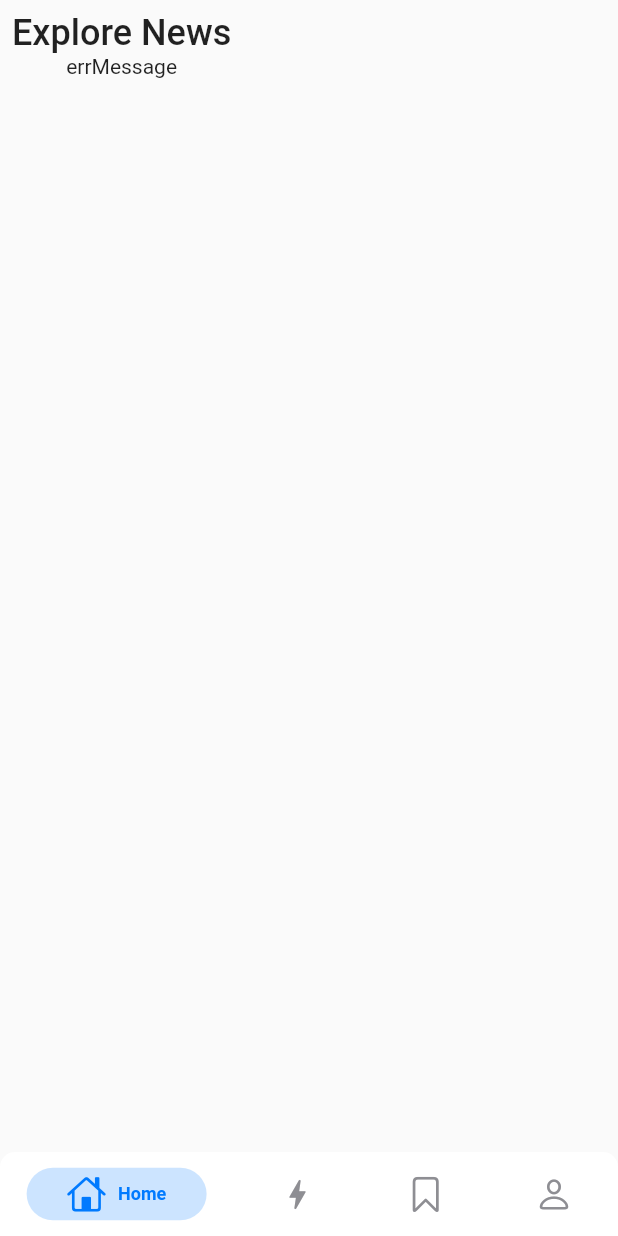
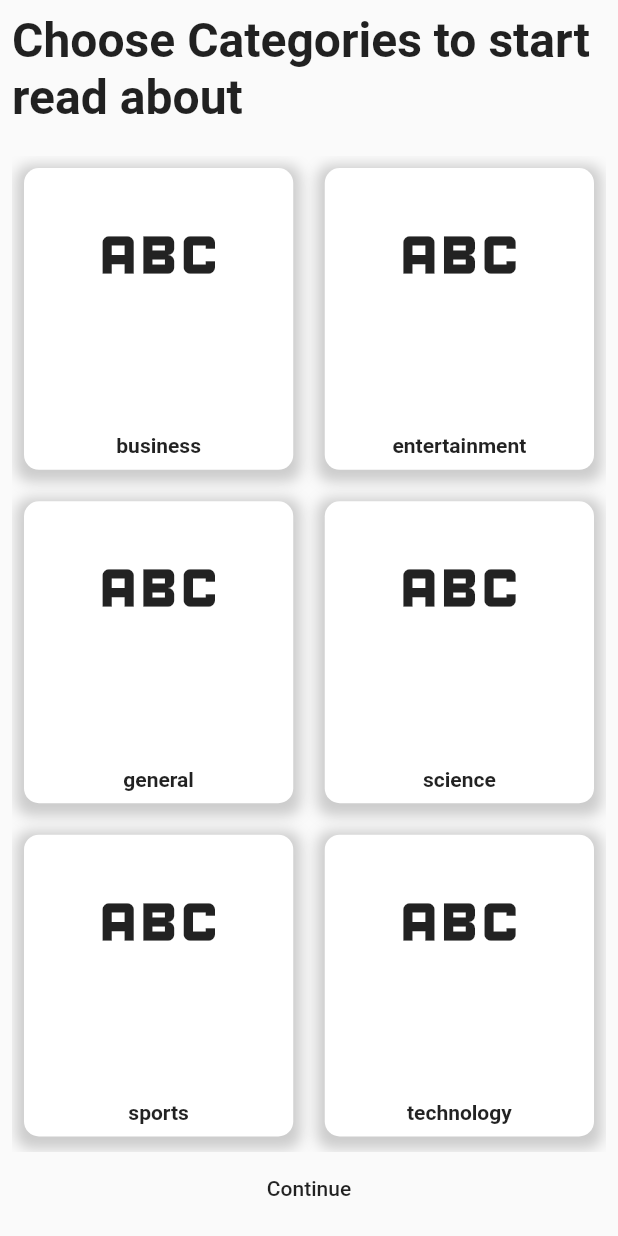
Before and after one commit to Ibrahim58563/new_app, a Flutter app: the screen it shows once a user with an empty profile is signed in, on a phone screen of 412 x 824 dp. Run offline on Flutter 3.47's test engine with Material 2 defaults, Android fonts, the phone set to English and light mode, and no system bars; drawn by our look-alikes of persistent_bottom_nav_bar; our stand-ins replace bloc, cached_network_image, carousel_slider, cloud_firestore, dartz, dio and 11 more; accounts and stored records are empty; network calls fail.

Commit message:
categories-done

```diff
--- a/lib/core/models/news_model/news_model.dart
+++ b/lib/core/models/news_model/news_model.dart
@@ -11,9 +11,9 @@ class NewsModel extends Equatable {
   final String? urlToImage;
   final String? publishedAt;
   final String? content;
-  final String? category;
+  String? category;
 
-  const NewsModel({
+  NewsModel({
     this.source,
     this.author,
     this.title,
--- a/lib/core/utils/api_service.dart
+++ b/lib/core/utils/api_service.dart
@@ -2,15 +2,13 @@
 import 'package:dio/dio.dart';
 
 class ApiService {
-  final _baseUrl = 'https://api.newscatcherapi.com';
+  final _baseUrl = 'https://newsapi.org';
   final Dio dio;
   ApiService(this.dio);
 
   Future<Map<String, dynamic>> get({required String endPoint}) async {
-    dio.options.headers["x-api-key"] =
-        "5YiG0xMgAVAhNvhIr0Pa-W24WLquxCDxoNVdS98XgEs";
     var response = await dio.get('$_baseUrl$endPoint');
-    print(response.data);
+    // print(response.data);
     print("data");
 
     return response.data;
--- a/lib/core/utils/app_routes.dart
+++ b/lib/core/utils/app_routes.dart
@@ -41,12 +41,12 @@ final GoRouter router = GoRouter(
             return const LoginView();
           },
         ),
-        GoRoute(
-          path: 'homeView',
-          builder: (BuildContext context, GoRouterState state) {
-            return const HomeView();
-          },
-        ),
+        // GoRoute(
+        //   path: 'homeView',
+        //   builder: (BuildContext context, GoRouterState state) {
+        //     return const HomeView();
+        //   },
+        // ),
         GoRoute(
           path: 'itemDetailScreen',
           builder: (BuildContext context, GoRouterState state) {
--- a/lib/features/presentation/views/home_view.dart
+++ b/lib/features/presentation/views/home_view.dart
@@ -3,7 +3,9 @@ import 'package:news_app/features/presentation/views/widgets/main_navigation_bar
 
 // api key bdcd432edce64b73b050a35f7def53cf
 class HomeView extends StatelessWidget {
-  const HomeView({super.key});
+  final List<String> passedParameterList;
+
+  const HomeView({super.key, required this.passedParameterList});
 
   @override
   Widget build(BuildContext context) {
--- a/lib/features/presentation/views/hot_news_body.dart
+++ b/lib/features/presentation/views/hot_news_body.dart
@@ -28,15 +28,16 @@ class _HotNewsBodyState extends State<HotNewsBody> {
       body: Column(
         children: [
           const MainAppBar(),
-          const MainTitle(text: 'Breaking News', url: "View All"),
+          const MainTitle(text: 'Breaking News', url: " "),
           const MainCarousalSlider(),
-          const MainTitle(text: 'Recommendation', url: "View All"),
+          const MainTitle(text: 'Recommendation', url: " "),
           BlocBuilder<EveryNewCubit, EveryNewState>(
             builder: (context, state) {
               if (state is EveryNewSuccess) {
                 return Expanded(
                   child: ListView.builder(
-                      itemCount: state.news.length,
+                      // itemCount: state.news.length,
+                      itemCount: 8,
                       itemBuilder: (context, index) {
                         return CustomRecommendationItem(
                           imageUrl: '${state.news[index].urlToImage}',
--- /dev/null
+++ b/lib/features/presentation/views/other_screens/choose_category.dart
@@ -0,0 +1,109 @@
+import 'package:flutter/material.dart';
+import 'package:news_app/features/presentation/views/home_view.dart';
+
+import '../../../../core/repo/home_repo_implementation.dart';
+
+List<String> categoryList = [
+  'business',
+  'entertainment',
+  'general',
+  'science',
+  'sports',
+  'technology',
+  'health',
+];
+
+List<String> passedParameterList = [];
+
+class ChooseCategoryScreen extends StatelessWidget {
+  const ChooseCategoryScreen({super.key});
+
+  @override
+  Widget build(BuildContext context) {
+    return SafeArea(
+      child: Scaffold(
+        body: Padding(
+          padding: const EdgeInsets.all(8.0),
+          child: Column(children: [
+            const Text(
+              "Choose Categories to start read about",
+              style: TextStyle(fontWeight: FontWeight.w700, fontSize: 32),
+            ),
+            const SizedBox(
+              height: 20,
+            ),
+            Expanded(
+                child: GridView.builder(
+                    gridDelegate:
+                        const SliverGridDelegateWithFixedCrossAxisCount(
+                      mainAxisSpacing: 5,
+                      crossAxisCount: 2,
+                      crossAxisSpacing: 5,
+                      childAspectRatio: 0.9,
+                    ),
+                    itemCount: 7,
+                    itemBuilder: (context, index) {
+                      return Padding(
+                        padding: const EdgeInsets.all(8.0),
+                        child: InkWell(
+                          onTap: () {
+                            categoryParameterList
+                                .add(categoryList[index]);
+                            debugPrint(
+                                '${categoryList[index]} added successfully');
+                          },
+                          child: Container(
+                            width: MediaQuery.of(context).size.width * 0.4,
+                            decoration: BoxDecoration(
+                              color: Colors.white,
+                              borderRadius: BorderRadius.circular(10),
+                              boxShadow: [
+                                BoxShadow(
+                                  color: Colors.grey.withOpacity(0.5),
+                                  spreadRadius: 5,
+                                  blurRadius: 7,
+                                  offset: const Offset(
+                                      0, 3), // changes position of shadow
+                                ),
+                              ],
+                            ),
+                            child: Padding(
+                              padding: const EdgeInsets.all(8.0),
+                              child: Column(
+                                mainAxisAlignment:
+                                    MainAxisAlignment.spaceBetween,
+                                children: [
+                                  const Icon(
+                                    Icons.abc,
+                                    size: 100,
+                                  ),
+                                  Text(
+                                    categoryList[index],
+                                    style: const TextStyle(
+                                      fontWeight: FontWeight.bold,
+                                    ),
+                                  )
+                                ],
+                              ),
+                            ),
+                          ),
+                        ),
+                      );
+                    })),
+            MaterialButton(
+              onPressed: () {
+                Navigator.push(
+                    context,
+                    MaterialPageRoute(
+                        builder: (context) => HomeView(
+                              passedParameterList: passedParameterList,
+                            )));
+              },
+              child: const Text("Continue"),
+            )
+          ]),
+        ),
+      ),
+    );
+  }
+}
```
Also changed, not shown: lib/core/repo/home_repo_implementation.dart (+20 -4 lines), lib/features/presentation/views/other_screens/splash_screen.dart (+5 -3 lines), lib/features/presentation/views/widgets/explore_news_item.dart (+4 -4 lines), lib/features/presentation/views/widgets/main_carousal_slider.dart (+4 -3 lines).
